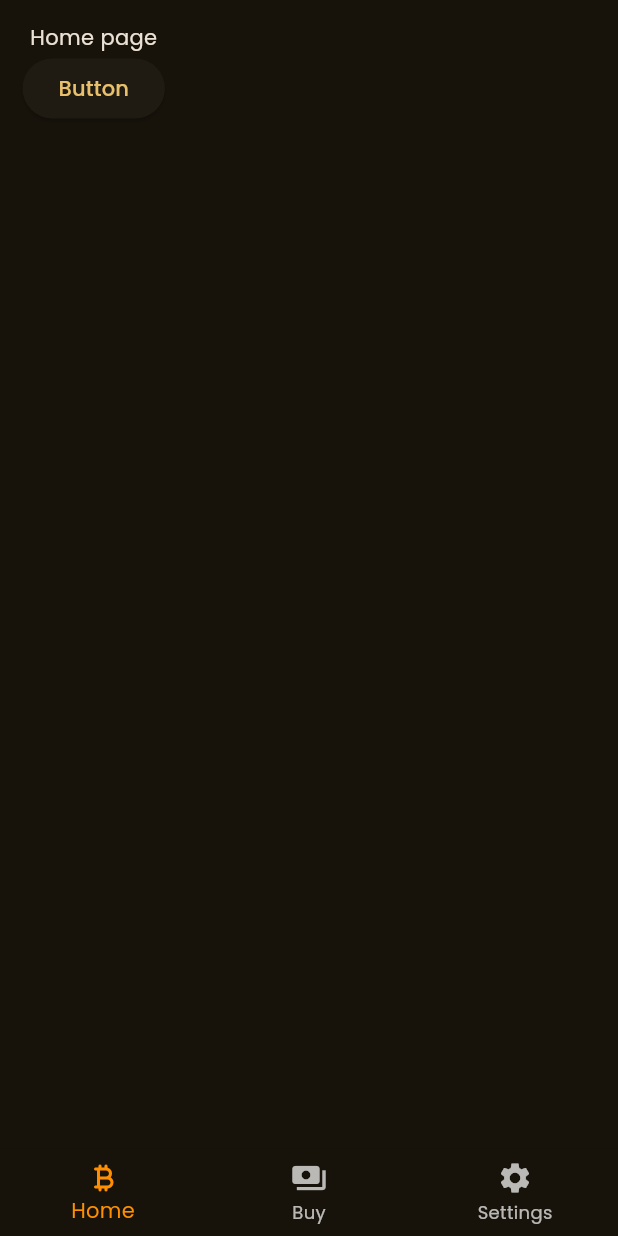
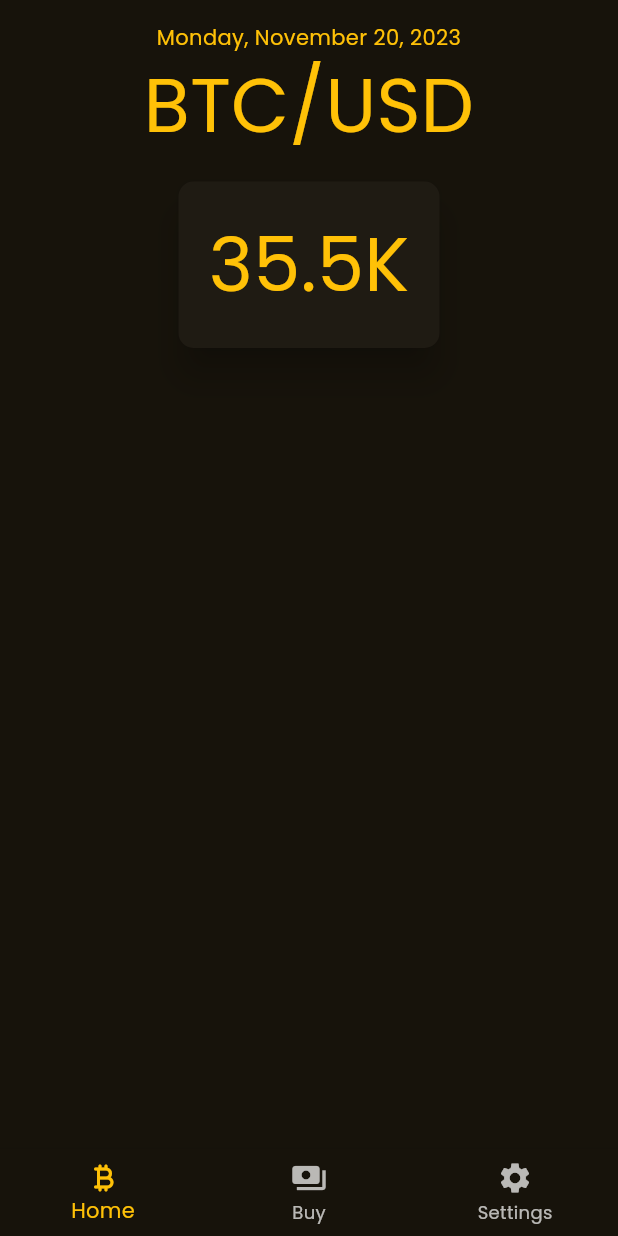
Before and after one commit to truxxu/buy-btc-flutter, a Flutter app: the screen it shows after launch, on a phone screen of 412 x 824 dp. Run offline on Flutter 3.47's test engine with Material 2 defaults, Android fonts, the phone set to English and light mode, and no system bars.

Commit message:
added date

```diff
--- a/lib/organisms/bottom.dart
+++ b/lib/organisms/bottom.dart
@@ -48,7 +48,7 @@ class _BottomState extends State<Bottom> {
           ),
         ],
         currentIndex: _selectedIndex,
-        selectedItemColor: Colors.amber[800],
+        selectedItemColor: Colors.amber,
         onTap: _onItemTapped,
       ),
     );
--- a/lib/pages/home.dart
+++ b/lib/pages/home.dart
@@ -1,24 +1,60 @@
 import 'package:flutter/material.dart';
+import 'package:intl/intl.dart';
 
 class Home extends StatelessWidget {
   const Home({super.key});
 
   @override
   Widget build(BuildContext context) {
+    var now = DateTime.now();
+    var parsedDate = DateFormat.yMMMMEEEEd().format(now);
+
     return Scaffold(
       body: SafeArea(
         child: Padding(
           padding: const EdgeInsets.all(15),
+          child: Center(
             child: Column(
               children: [
+                Text(
+                  parsedDate,
+                  textAlign: TextAlign.center,
+                  style: const TextStyle(
+                    // fontSize: 50,
+                    color: Colors.amber,
+                  ),
+                ),
                 const Text(
-                'Home page',
+                  'BTC/USD',
+                  textAlign: TextAlign.center,
+                  style: TextStyle(
+                    fontSize: 50,
+                    color: Colors.amber,
                   ),
-              ElevatedButton(
-                onPressed: () {},
-                child: const Text("Button"),
+                ),
+                Card(
+                  shape: RoundedRectangleBorder(
+                    borderRadius: BorderRadius.circular(10),
+                  ),
+                  margin: const EdgeInsets.all(15),
+                  elevation: 10,
+                  child: const Column(
+                    children: [
+                      Padding(
+                        padding: EdgeInsets.all(20),
+                        child: Text(
+                          "35.5K",
+                          style: TextStyle(
+                            fontSize: 50,
+                            color: Colors.amber,
+                          ),
+                        ),
+                      ),
+                    ],
+                  ),
                 )
               ],
+            ),
           ),
         ),
       ),
--- a/pubspec.yaml
+++ b/pubspec.yaml
@@ -9,6 +9,7 @@ environment:
 dependencies:
   flutter:
     sdk: flutter
+  intl: ^0.18.1
 
 dev_dependencies:
   flutter_test:
```
Also changed, not shown: pubspec.lock. Lines whose indentation alone changed are shown as unchanged.
